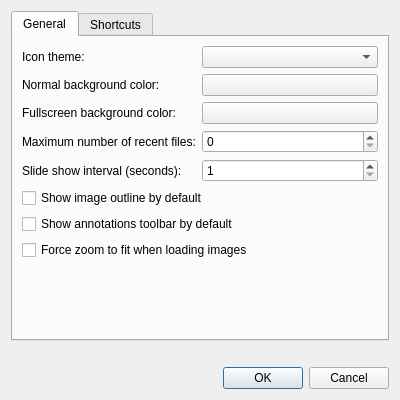
First picture: the form in src/preferencesdialog.ui, repository lxqt/lximage-qt, before the edit.
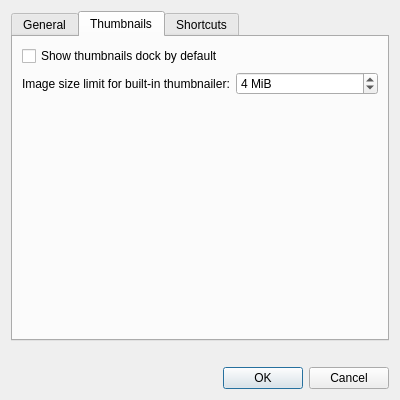
Second picture: the form after the edit. The open tabs and pages were chosen to show the change. Custom widgets are drawn as their Qt base class.

Commit message:
Added options for thumbnails (#397)
Two options are added: showing thumbnails dock by default and setting the max. file size for creating internal thumbnails.

No option is added for disabling thumbnails because this is an image viewer.

Also, silenced two compilation warnings about `QNetworkReply::error` and `QMatrix` and changed a bad translatable string that was added in https://github.com/lxqt/lximage-qt/commit/502530154d61d9e46213908292ecc8a7c0e0520c

Diff of the .ui file:
```diff
--- a/src/preferencesdialog.ui
+++ b/src/preferencesdialog.ui
@@ -106,7 +106,44 @@
        <item row="7" column="0" colspan="2">
         <widget class="QCheckBox" name="forceZoomFitBox">
          <property name="text">
-          <string>Force zoom to fit when loading images</string>
+          <string>Fit images when navigating</string>
+         </property>
+        </widget>
+       </item>
+      </layout>
+     </widget>
+     <widget class="QWidget" name="tab_3">
+      <attribute name="title">
+       <string>Thumbnails</string>
+      </attribute>
+      <layout class="QFormLayout" name="formLayout_2">
+       <item row="1" column="0">
+        <widget class="QLabel" name="thumbnailLabel">
+         <property name="text">
+          <string>Image size limit for built-in thumbnailer:</string>
+         </property>
+        </widget>
+       </item>
+       <item row="1" column="1">
+        <widget class="QSpinBox" name="thumbnailSpin">
+         <property name="suffix">
+          <string> MiB</string>
+         </property>
+         <property name="minimum">
+          <number>1</number>
+         </property>
+         <property name="maximum">
+          <number>1024</number>
+         </property>
+         <property name="value">
+          <number>4</number>
+         </property>
+        </widget>
+       </item>
+       <item row="0" column="0" colspan="2">
+        <widget class="QCheckBox" name="thumbnailBox">
+         <property name="text">
+          <string>Show thumbnails dock by default</string>
          </property>
         </widget>
        </item>
```
The commit also changes 6 other files.
